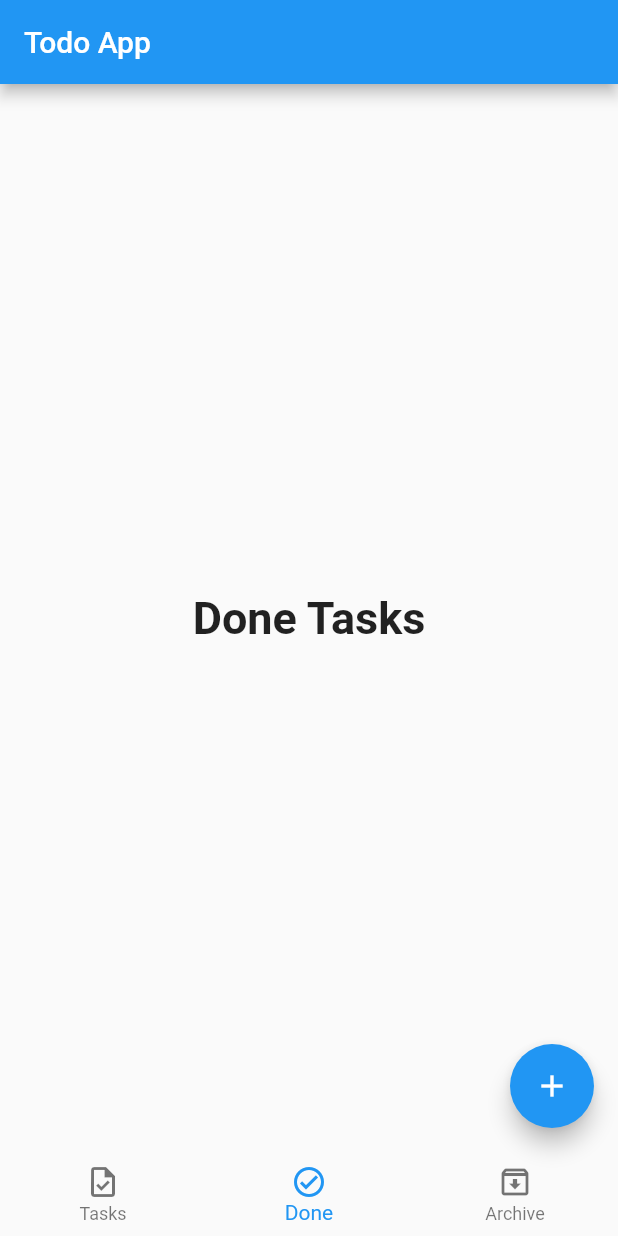
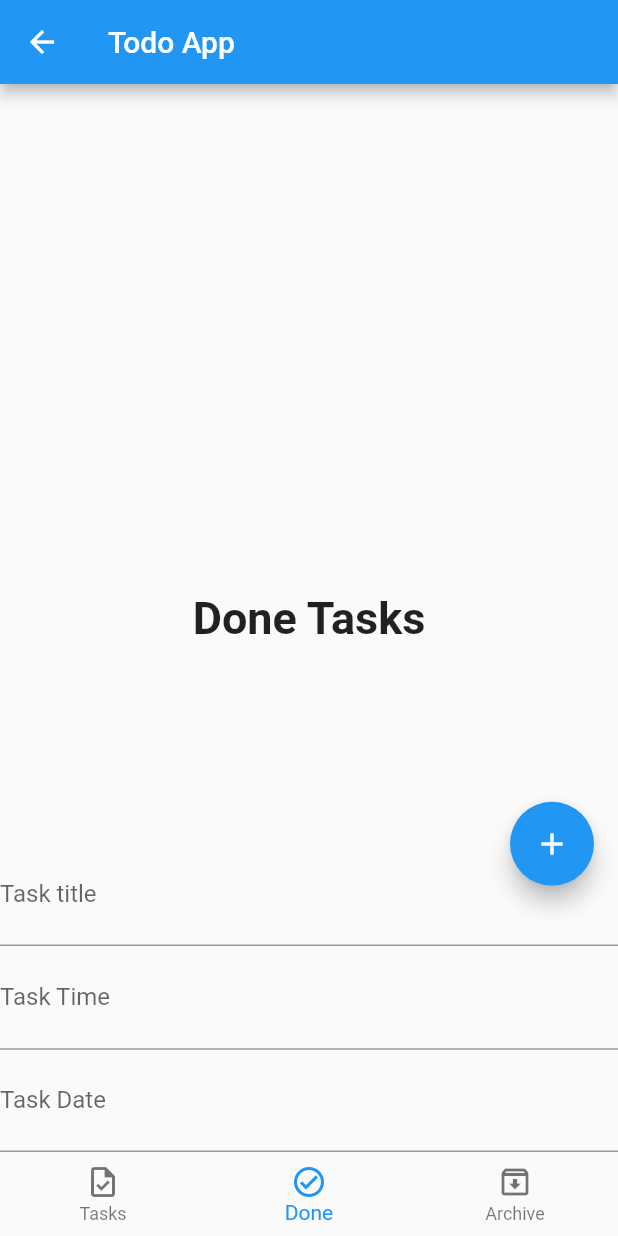
Before and after one commit to 1lordraiden1/Todo-app, a Flutter app: the screen it shows after launch, item 2 of the bottom bar chosen, after a tap on the "add" icon, on a phone screen of 412 x 824 dp. Run offline on Flutter 3.47's test engine with Material 2 defaults, Android fonts, the phone set to English and light mode, and no system bars; our stand-ins replace bloc, flutter_bloc, sqflite; accounts and stored records are empty.

```diff
--- a/lib/layout/home_layout.dart
+++ b/lib/layout/home_layout.dart
@@ -9,13 +9,23 @@ import 'package:todo_list/modules/task/task_screen.dart';
 import 'package:todo_list/shared/cubit/cubit.dart';
 import 'package:todo_list/shared/cubit/states.dart';
 
-Database? DB;
+bool isBottomSheet = false;
+
+class HomeLayout extends StatelessWidget {
+
+  var scaffoldKey = GlobalKey<ScaffoldState>();
+  var formKey = GlobalKey<FormState>();
+  var titleController = TextEditingController();
+  var timeController = TextEditingController();
+  var dateController = TextEditingController();
 
 
-class HomeLayout extends StatelessWidget {
+  String x = "0123456789";
+
   @override
   Widget build(BuildContext context) {
     return BlocProvider(
+
       create: (BuildContext context) => cubit(),
       child: BlocConsumer<cubit,states >(
         listener: (BuildContext context, state) {  },
@@ -25,19 +35,122 @@ class HomeLayout extends StatelessWidget {
 
 
           return Scaffold(
+
+            key: scaffoldKey,
             appBar: AppBar(
               title: Text("Todo App"),
             ),
+
             body: c.pages[c.currentIndex],
             floatingActionButton: FloatingActionButton(
+
               onPressed: (){
 
+                if(isBottomSheet){
+                  if(formKey.currentState!.validate()){
+                    Navigator.pop(context);
+                    isBottomSheet = false;
+                  }
+                }
+                else{
+                  scaffoldKey.currentState?.showBottomSheet(
+                          (context) => Form(
+                            key: formKey,
+                            child: Column(
+                        mainAxisSize: MainAxisSize.min,
+                        children: [
+                            TextFormField(
+                              controller: titleController,
+
+                              validator: (dynamic value){
+                                if(value.toString().isEmpty) {
+                                  return 'Enter Title';
+                                }
+
+
+                              },
+                              keyboardType: TextInputType.text,
+                              decoration: InputDecoration(
+
+                                label: Text('Task title'),
+                                prefix: Icon(Icons.abc_outlined),
+
+                              ),
+
+                            ),
+                            TextFormField(
+                              controller: timeController,
+
+
+                              keyboardType: TextInputType.datetime,
+                              onTap: (){
+                                showTimePicker(
+                                    context: context,
+                                    initialTime: TimeOfDay.now(),
+                                ).then((dynamic value){
+                                  timeController.text = value.format(context).toString();
+                                  print(value.format(context));
+                                });
+                              },
+                              validator: (dynamic value){
+                                if(value.toString().isEmpty) {
+                                  return 'Enter Time';
+                                }
+
+
+                              },
+
+
+                              decoration: InputDecoration(
+
+                                label: Text('Task Time'),
+                                prefix: Icon(Icons.watch_later_outlined,size: 25,),
+
+                              ),
+
+                            ),
+                            TextFormField(
+                              controller: dateController,
+
+                              validator: (dynamic value){
+                                if(value.toString().isEmpty) {
+                                  return 'Enter Date';
+                                }
+
+
+                              },
+                              onTap: (){
+                                showDatePicker(
+                                    context: context,
+                                    initialDate: DateTime.now(),
+                                    firstDate: DateTime(2023),
+                                    lastDate: DateTime(2024)).then((value){
+                                      dateController.text = value.toString().substring(0,10);
+
+                                });
+                              },
+                              keyboardType: TextInputType.text,
+                              decoration: InputDecoration(
+
+                                label: Text('Task Date'),
+                                prefix: Icon(Icons.calendar_month_outlined),
+
+                              ),
+
+                            ),
+                        ],
+                      ),
+                          )
+                  );
+                  isBottomSheet = true;
+                }
               },
               child: Icon(
                 Icons.add,
               ),
 
             ),
+
             bottomNavigationBar: BottomNavigationBar(
               type: BottomNavigationBarType.fixed,
               currentIndex: c.currentIndex,
@@ -62,48 +175,3 @@ class HomeLayout extends StatelessWidget {
 
 
 }
-
-
-
-
-
-
-
-
-
-
-
-void createDB() async
-{
-  DB = await openDatabase(
-    'todo.db',
-    version: 1,
-    onCreate: (DB,version) {
-      print("Database created");
-      DB.execute('CREATE TABLE tasks (id INTEGER PRIMARY KEY, title TEXT, date TEXT,time TEXT,state TEXT)').then((value)
-      {
-        print("Table created");
-      }).catchError((error)
-      {
-        print("Error on Creating table");
-      });
-    },
-    onOpen:(DB) {
-      print("Database opened");
-    }
-  );
-}
-
-void insertinDB(){
-  DB?.transaction((txn)
-  {
-    txn.rawInsert('INSERT INTO tasks(title,date,time,state) VALUES("first task","20/10/23","10:30 pm","New")'
-    ).then((value) {
-      print('$value inserted successfully');
-    }).catchError((error)
-    {
-      print('Error on Inserting new record ${error.toString()}');
-    });
-    return Future(()async =>await null);
-  });
-}
--- a/pubspec.yaml
+++ b/pubspec.yaml
@@ -29,6 +29,7 @@ environment:
 # the latest version available on pub.dev. To see which dependencies have newer
 # versions available, run `flutter pub outdated`.
 dependencies:
+  intl: ^0.18.1
   bloc: ^8.1.2
   flutter_bloc: ^8.1.3
   flutter:
```
Also changed, not shown: lib/shared/cubit/cubit.dart (+55 -0 lines), pubspec.lock.
